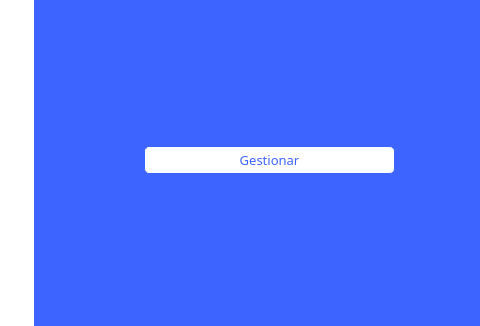
Old version of the form hospital-Core/Widgets/Recepcionista/recepcionista_agregar_internado.ui in the repository MrDanielG/Hospital-SCRUM; both pictures show x 886 to 1366 and y 424 to 750 of the 1366 by 750 pixel window.
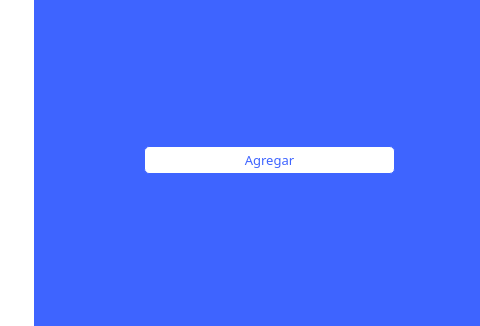
New version of the form.

Patch:
```diff
--- a/hospital-Core/Widgets/Recepcionista/recepcionista_agregar_internado.ui
+++ b/hospital-Core/Widgets/Recepcionista/recepcionista_agregar_internado.ui
@@ -336,7 +336,7 @@
 </string>
    </property>
    <property name="text">
-    <string>Gestionar</string>
+    <string>Agregar</string>
    </property>
   </widget>
   <zorder>label</zorder>
```
Left out of the diff: 4 changed lines with no effect on the pictures.
